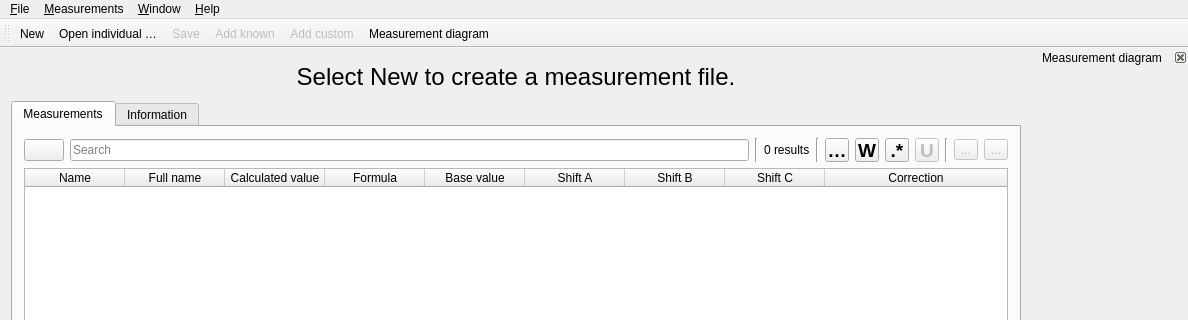
This is src/app/tape/tmainwindow.ui in dismine/valentina as Qt 5 draws it before an edit; both pictures show x 0 to 1188 and y 0 to 320 of the 1188 by 836 pixel window. The edited form follows.
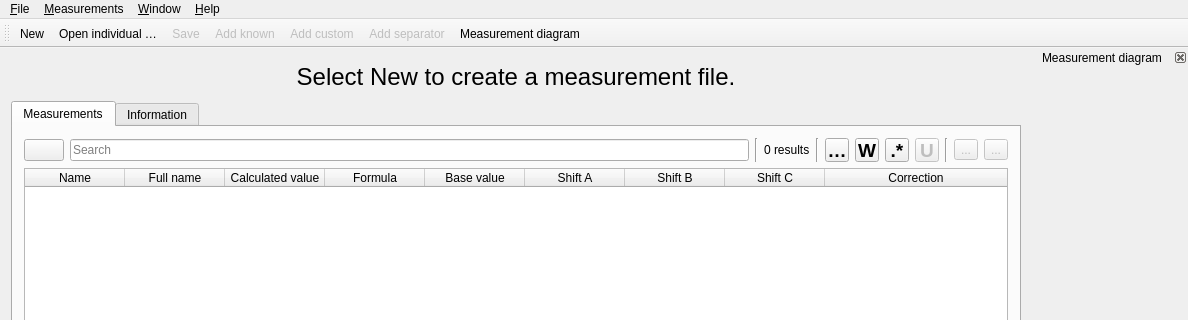
This is the edited form. Icons and pictures are not drawn. Custom widgets are drawn as their Qt base class.

Commit message: New measurement type separator.

```diff
--- a/src/app/tape/tmainwindow.ui
+++ b/src/app/tape/tmainwindow.ui
@@ -1223,6 +1223,7 @@
    <addaction name="actionSave"/>
    <addaction name="actionAddKnown"/>
    <addaction name="actionAddCustom"/>
+   <addaction name="actionAddSeparator"/>
    <addaction name="actionMeasurementDiagram"/>
   </widget>
   <widget class="QStatusBar" name="statusBar"/>
@@ -1618,6 +1619,18 @@
     <enum>QAction::ApplicationSpecificRole</enum>
    </property>
   </action>
+  <action name="actionAddSeparator">
+   <property name="enabled">
+    <bool>false</bool>
+   </property>
+   <property name="icon">
+    <iconset resource="share/resources/tapeicon.qrc">
+     <normaloff>:/tapeicon/24x24/separator.png</normaloff>:/tapeicon/24x24/separator.png</iconset>
+   </property>
+   <property name="text">
+    <string>Add separator</string>
+   </property>
+  </action>
  </widget>
  <layoutdefault spacing="6" margin="11"/>
  <customwidgets>
```
Left out of the diff: 4 changed lines with no effect on the pictures. The commit also changes 24 other files.
